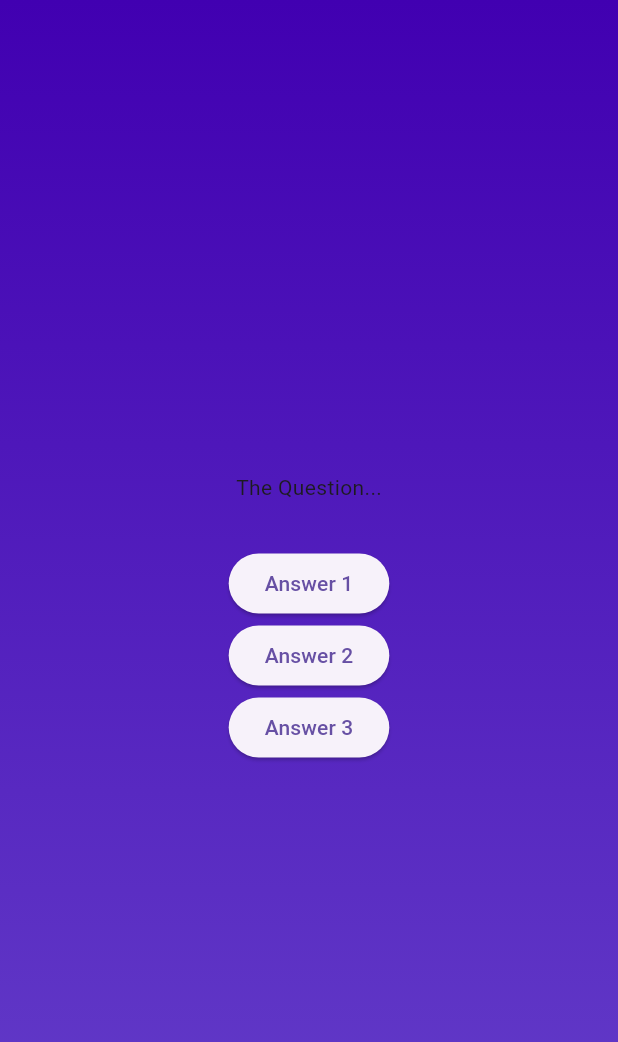
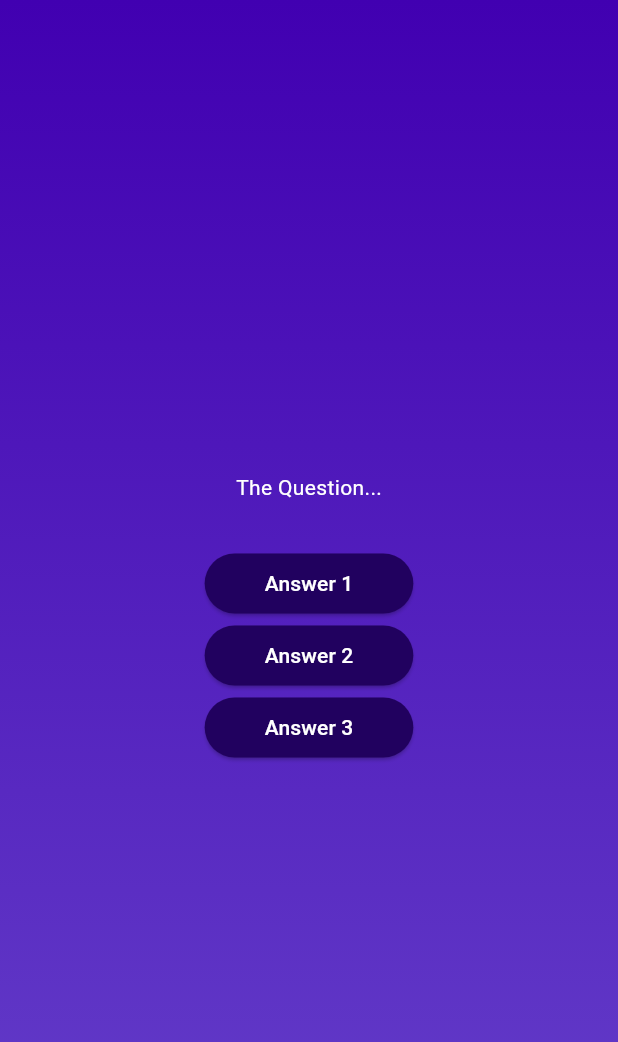
Before and after one commit to H4hmad/Flutter2, a Flutter app: the screen it shows after launch, after a tap on "Start Quiz", on a phone screen of 412 x 824 dp. Shown: the top 1042 px of the screen. Run offline on Flutter 3.47's test engine with Material 3 defaults, Android fonts, the phone set to English and light mode, and no system bars.

Commit message:
Styling the buttons and making them reusable

```diff
--- /dev/null
+++ b/adv_basics/lib/answer_button.dart
@@ -0,0 +1,25 @@
+import 'package:flutter/material.dart';
+
+class AnswerButton extends StatelessWidget {
+  const AnswerButton(
+      {super.key, required this.answerText, required this.onTap});
+
+  final String answerText;
+  final void Function() onTap;
+
+  @override
+  Widget build(BuildContext context) {
+    return ElevatedButton(
+      onPressed: onTap,
+      style: ElevatedButton.styleFrom(
+        padding: const EdgeInsets.symmetric(vertical: 10, horizontal: 40),
+        backgroundColor: const Color.fromARGB(255, 33, 1, 95),
+        foregroundColor: Colors.white,
+        shape: RoundedRectangleBorder(
+          borderRadius: BorderRadius.circular(40),
+        ),
+      ),
+      child: Text(answerText),
+    );
+  }
+}
--- a/adv_basics/lib/questions_screen.dart
+++ b/adv_basics/lib/questions_screen.dart
@@ -1,4 +1,6 @@
 import 'package:flutter/material.dart';
+
+import 'package:adv_basics/answer_button.dart';
 
 class QuestionsScreen extends StatefulWidget {
   const QuestionsScreen({super.key});
@@ -16,20 +18,23 @@ class _QuestionsScreenState extends State<QuestionsScreen> {
       child: Column(
         mainAxisAlignment: MainAxisAlignment.center,
         children: [
-          const Text('The Question...'),
+          const Text(
+            'The Question...',
+            style: TextStyle(color: Colors.white),
+          ),
           const SizedBox(height: 30),
-          ElevatedButton(
-            onPressed: () {},
-            child: const Text('Answer 1'),
+          AnswerButton(
+            answerText: 'Answer 1',
+            onTap: () {},
           ),
-          ElevatedButton(
-            onPressed: () {},
-            child: const Text('Answer 2'),
+          AnswerButton(
+            answerText: 'Answer 2',
+            onTap: () {},
           ),
-          ElevatedButton(
-            onPressed: () {},
-            child: const Text('Answer 3'),
-          )
+          AnswerButton(
+            answerText: 'Answer 3',
+            onTap: () {},
+          ),
         ],
       ),
     );
```
